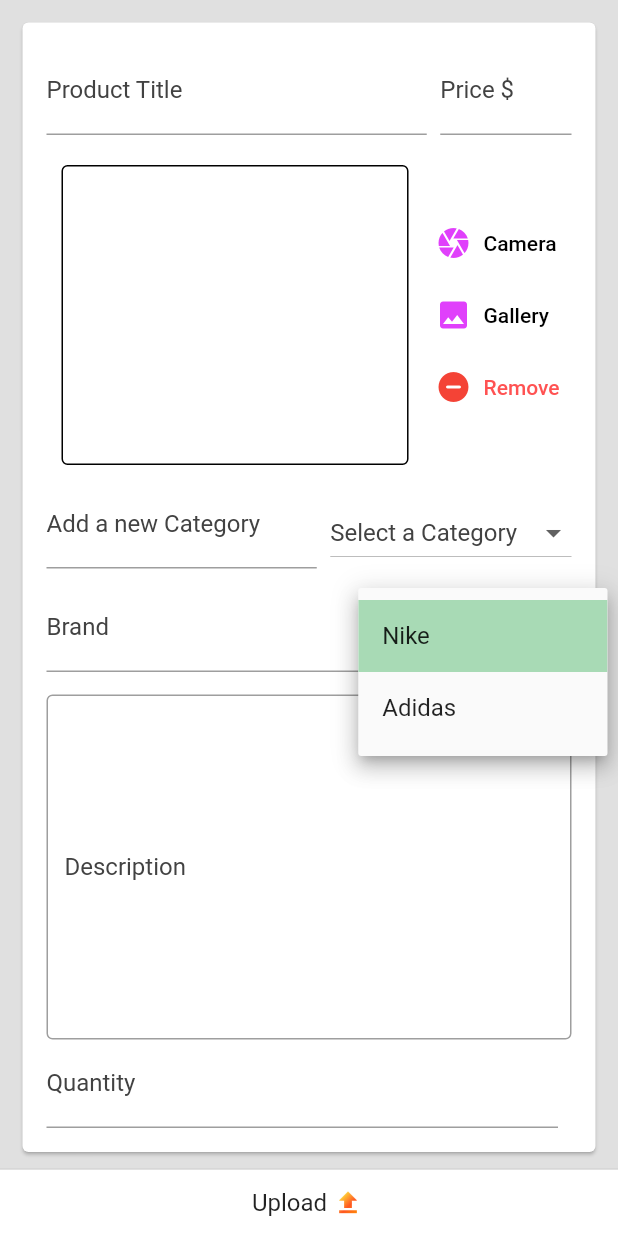
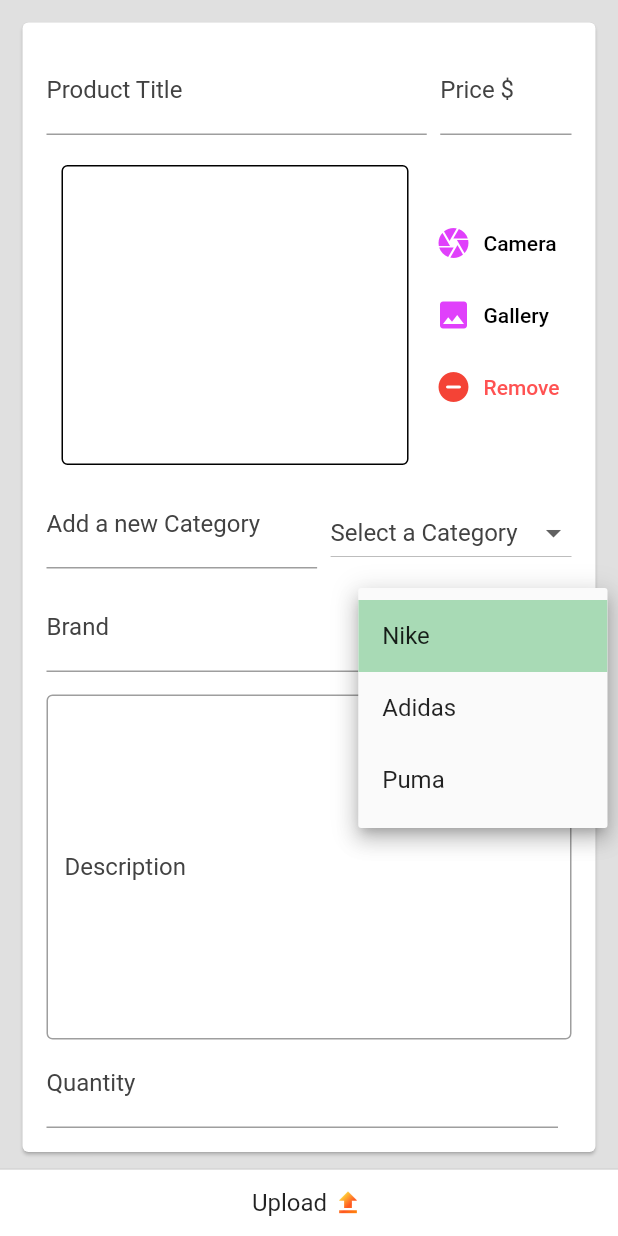
Before and after one commit to thonguyen15878/SneakerShop, a Flutter app: the UploadProductForm screen opened by its route, after a tap on "Select a Brand", on a phone screen of 412 x 824 dp. Run offline on Flutter 3.47's test engine with Material 2 defaults, Android fonts, the phone set to English and light mode, and no system bars; our stand-ins replace backdrop, badges, cached_network_image, carousel_slider, cloud_firestore, firebase_auth and 10 more; missing offline and left inert: icon, list_tile_switch; accounts and stored records are empty; network calls fail.

Commit message:
fix user info and view category

```diff
--- a/lib/inner_screen/brands_navigation_rail.dart
+++ b/lib/inner_screen/brands_navigation_rail.dart
@@ -37,8 +37,13 @@ class _BrandNavigationRailScreenState extends State<BrandNavigationRailScreen> {
         brand = 'Nike';
       });
     }
+    if (_selectedIndex == 2) {
+      setState(() {
+        brand = 'Puma';
+      });
+    }
 
-    if (_selectedIndex == 2) {
+    if (_selectedIndex == 3) {
       setState(() {
         brand = 'All';
       });
@@ -75,6 +80,11 @@ class _BrandNavigationRailScreenState extends State<BrandNavigationRailScreen> {
                             });
                           }
                           if (_selectedIndex == 2) {
+                            setState(() {
+                              brand = 'Puma';
+                            });
+                          }
+                          if (_selectedIndex == 3) {
                             setState(() {
                               brand = 'All';
                             });
@@ -117,6 +127,7 @@ class _BrandNavigationRailScreenState extends State<BrandNavigationRailScreen> {
                         buildRotatedTextRailDestination('Addidas', padding),
 
                         buildRotatedTextRailDestination("Nike", padding),
+                        buildRotatedTextRailDestination("Puma", padding),
 
                         buildRotatedTextRailDestination("All", padding),
                       ],
--- a/lib/screens/home.dart
+++ b/lib/screens/home.dart
@@ -13,7 +13,8 @@ class Home extends StatelessWidget {
   @override
   List _brandImages = [
     'assets/adidas.png',
-    'assets/nike.png'
+    'assets/nike.png',
+    'assets/puma.png'
   ];
   Widget build(BuildContext context) {
     final productsData = Provider.of<Products>(context);
@@ -94,7 +95,7 @@ class Home extends StatelessWidget {
                             Navigator.of(context).pushNamed(
                               BrandNavigationRailScreen.routeName,
                               arguments: {
-                                2,
+                                3,
                               },
                             );
                           },
--- a/lib/screens/upload_product_form.dart
+++ b/lib/screens/upload_product_form.dart
@@ -408,12 +408,12 @@ class _UploadProductFormState extends State<UploadProductForm> {
                             DropdownButton<String>(
                               items: const [
                                 DropdownMenuItem<String>(
-                                  child: Text('sneaker for men'),
-                                  value: 'sneaker for men',
+                                  child: Text('sneaker for man'),
+                                  value: 'sneaker for man',
                                 ),
                                 DropdownMenuItem<String>(
-                                  child: Text('sneaker for woman'),
-                                  value: 'sneaker for woman',
+                                  child: Text('sneaker for women'),
+                                  value: 'sneaker for women',
                                 ),
                                 DropdownMenuItem<String>(
                                   child: Text('sneaker for sport'),
@@ -474,10 +474,10 @@ class _UploadProductFormState extends State<UploadProductForm> {
                                   child: Text('Adidas'),
                                   value: 'Adidas',
                                 ),
-                                // DropdownMenuItem<String>(
-                                //   child: Text('Apple'),
-                                //   value: 'Apple',
-                                // ),
+                                DropdownMenuItem<String>(
+                                  child: Text('Puma'),
+                                  value: 'Puma',
+                                ),
                                 // DropdownMenuItem<String>(
                                 //   child: Text('Dell'),
                                 //   value: 'Dell',
--- a/lib/screens/user_info.dart
+++ b/lib/screens/user_info.dart
@@ -198,7 +198,7 @@ class _UserInfoState extends State<UserInfo> {
                     userListTile('Email', _email ?? '', 0, context),
                     userListTile('Phone number', _phoneNumber.toString() ?? '',
                         1, context),
-                    userListTile('Shipping address', '', 2, context),
+                    userListTile('Name', _name ?? '', 2, context),
                     userListTile('joined date', _joinedAt ?? '', 3, context),
                     Padding(
                       padding: const EdgeInsets.only(left: 8.0),
@@ -328,7 +328,7 @@ class _UserInfoState extends State<UserInfo> {
   final List<IconData> _userTileIcons = [
     Icons.email,
     Icons.phone,
-    Icons.calendar_today,
+    Icons.person,
     Icons.watch_later,
     Icons.exit_to_app_rounded,
   ];
--- a/pubspec.yaml
+++ b/pubspec.yaml
@@ -100,6 +100,7 @@ flutter:
     - assets/profile.png
     - assets/Bazaar.png
     - assets/shop.png
+    - assets/puma.png
 
 
 
```
Also changed, not shown: assets/puma.png (added).
